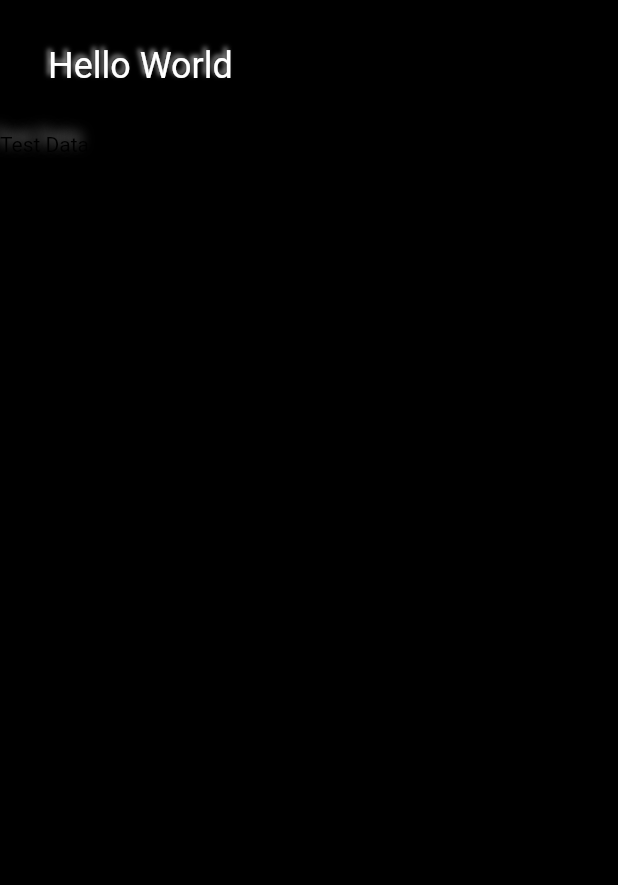
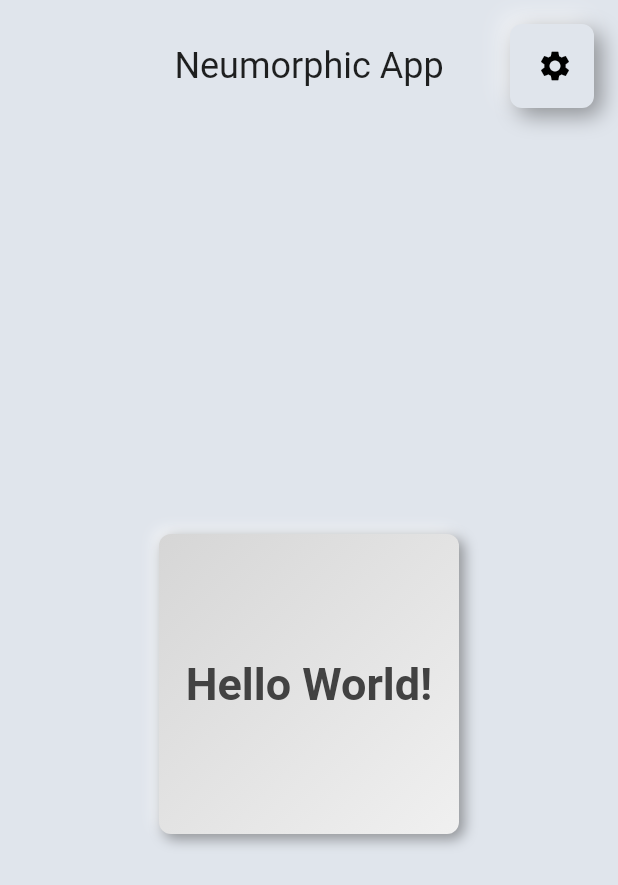
Before and after one commit to Sammonnay-Sarcar/Smart-Refrigerator, a Flutter app: the screen it shows after launch, on a phone screen of 412 x 824 dp. Shown: the top 885 px of the screen. Run offline on Flutter 3.47's test engine with Material 2 defaults, Android fonts, the phone set to English and light mode, and no system bars; drawn by our look-alikes of flutter_neumorphic.

Commit message:
Commit 3
Create a model dart file and rewrite the main dart file.

```diff
--- a/lib/main.dart
+++ b/lib/main.dart
@@ -1,19 +1,28 @@
-import "package:flutter_neumorphic/flutter_neumorphic.dart";
+import 'package:flutter/material.dart';
+import 'package:flutter_neumorphic/flutter_neumorphic.dart';
 
-void main() => runApp(MyApp());
+void main() {
+  runApp(MyApp());
+}
 
 class MyApp extends StatelessWidget {
-  // This widget is the root of your application.
   @override
   Widget build(BuildContext context) {
     return NeumorphicApp(
+      title: 'Neumorphic App',
       debugShowCheckedModeBanner: false,
-      title: 'Neumorphic App',
       themeMode: ThemeMode.light,
       theme: NeumorphicThemeData(
-        baseColor: Colors.black,
+        baseColor: Color(0xFFE0E5EC),
+        accentColor: Color(0xFF9BA7B7),
         lightSource: LightSource.topLeft,
         depth: 10,
+      ),
+      darkTheme: NeumorphicThemeData(
+        baseColor: Color(0xFF17181A),
+        accentColor: Color(0xFF2E3035),
+        lightSource: LightSource.topLeft,
+        depth: 6,
       ),
       home: MyHomePage(),
     );
@@ -25,15 +34,40 @@ class MyHomePage extends StatelessWidget {
   Widget build(BuildContext context) {
     return Scaffold(
       appBar: NeumorphicAppBar(
-        title: NeumorphicText(
-          'Hello World',
+        title: Text('Neumorphic App'),
+        centerTitle: true,
+        actions: [
+          NeumorphicButton(
+            child: Icon(Icons.settings),
+            onPressed: () {},
+          ),
+        ],
+      ),
+      body: Center(
+        child: Neumorphic(
           style: NeumorphicStyle(
-            depth: 4,
-            color: Colors.white,
+            shape: NeumorphicShape.concave,
+            depth: 6,
+            intensity: 0.7,
+            color: Colors.grey[200],
+            lightSource: LightSource.topLeft,
+          ),
+          child: Container(
+            width: 200,
+            height: 200,
+            child: Center(
+              child: Text(
+                'Hello World!',
+                style: TextStyle(
+                  fontSize: 30,
+                  fontWeight: FontWeight.bold,
+                  color: Colors.grey[800],
+                ),
+              ),
+            ),
           ),
         ),
       ),
-      body: NeumorphicText("Test Data"),
     );
   }
 }
--- a/pubspec.yaml
+++ b/pubspec.yaml
@@ -1,4 +1,4 @@
-name: smart_refrigerator
+name: cold_storage
 description: A new Flutter project.
 
 # The following line prevents the package from being accidentally published to
@@ -20,7 +20,7 @@ publish_to: 'none' # Remove this line if you wish to publish to pub.dev
 version: 1.0.0+1
 
 environment:
-  sdk: '>=2.18.2 <3.0.0'
+  sdk: '>=2.18.6 <3.0.0'
 
 # Dependencies specify other packages that your package needs in order to work.
 # To automatically upgrade your package dependencies to the latest versions
@@ -32,6 +32,7 @@ dependencies:
   flutter:
     sdk: flutter
   flutter_neumorphic: ^3.0.3
+
 
   # The following adds the Cupertino Icons font to your application.
   # Use with the CupertinoIcons class for iOS style icons.
```
Also changed, not shown: lib/models/login_credentials.dart (added, +11 -0 lines), analysis_options.yaml (line endings or trailing spaces), pubspec.lock, 69 other files.
